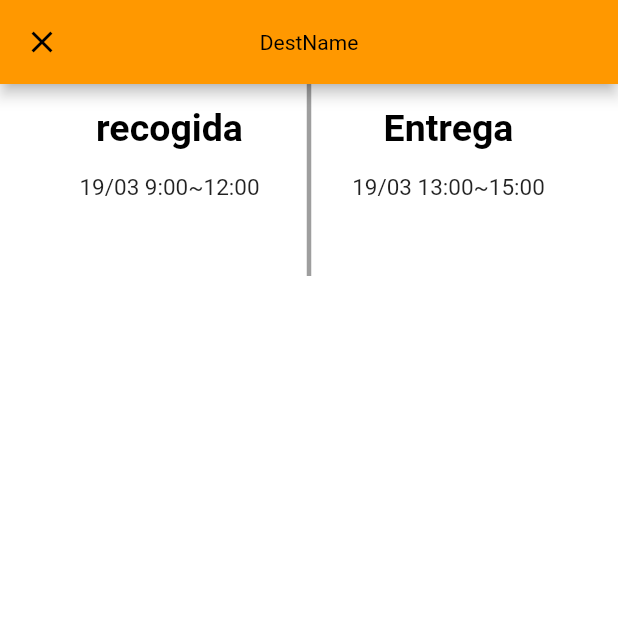
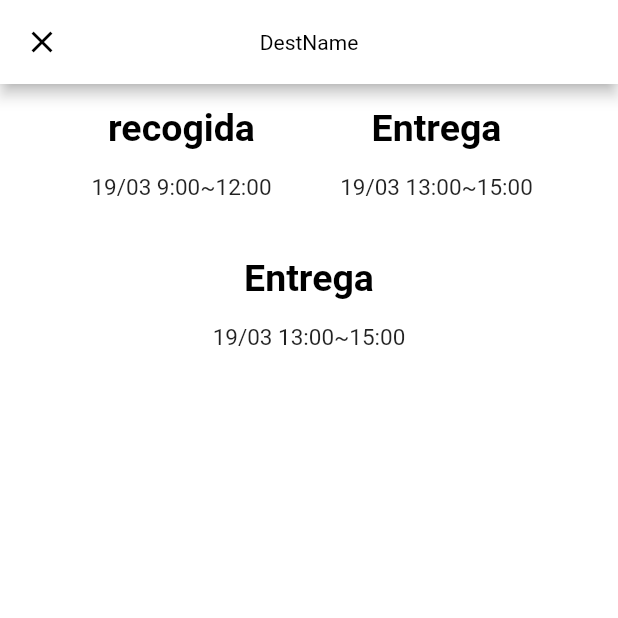
Before and after one commit to asbloom-py/flutter-study, a Flutter app: the screen it shows after launch, on a phone screen of 412 x 824 dp, the top half of it. Run offline on Flutter 3.47's test engine with Material 2 defaults, Android fonts, the phone set to English and light mode, and no system bars.

Commit message:
#8_MisPedidosScreen

```diff
--- a/lib/main.dart
+++ b/lib/main.dart
@@ -9,7 +9,7 @@ class MyApp extends StatelessWidget {
   Widget build(BuildContext context) {
     return MaterialApp(
         theme: ThemeData.from(
-          colorScheme: const ColorScheme.light(primary: Colors.orange),
+          colorScheme: const ColorScheme.light(primary: Colors.white),
         ),
         home: Scaffold(
             appBar: AppBar(
@@ -23,7 +23,9 @@ class MyApp extends StatelessWidget {
                 color: Colors.black,
               ),
             ),
-          body: Row(
+            body: Column(
+              children: [
+                Row(
                   mainAxisAlignment: MainAxisAlignment.center,
                   crossAxisAlignment: CrossAxisAlignment.start,
                   children: [
@@ -45,10 +47,30 @@ class MyApp extends StatelessWidget {
                                 style: TextStyle(height: 2.5, fontSize: 15))
                           ],
                         )),
-                VerticalDivider(
-                  color: Colors.grey,
-                  thickness: 3,
-                  endIndent: 640,
+                    // VerticalDivider(
+                    //   color: Colors.grey,
+                    //   thickness: 3,
+                    //   endIndent: 640,
+                    // ),
+                    Container(
+                        padding: EdgeInsets.only(
+                          top: 15,
+                        ),
+                        color: Colors.transparent,
+                        height: 100,
+                        width: 170,
+                        child: Column(
+                          children: const [
+                            Text('Entrega',
+                                style: TextStyle(
+                                    fontSize: 25,
+                                    color: Colors.black,
+                                    fontWeight: FontWeight.bold)),
+                            Text('19/03 13:00~15:00',
+                                style: TextStyle(height: 2.5, fontSize: 15))
+                          ],
+                        )),
+                  ],
                 ),
                 Container(
                     padding: EdgeInsets.only(
@@ -68,7 +90,19 @@ class MyApp extends StatelessWidget {
                             style: TextStyle(height: 2.5, fontSize: 15))
                       ],
                     )),
-              ]),
-        ));
+              ],
+            )));
   }
 }
+
+class Easyoperation extends StatelessWidget {
+  Widget build(BuildContext context) {
+    return Column(
+      children: [
+        Icon(Icons.whatsapp),
+        Text('Envia mensaje a asigar'),
+        Icon(Icons.arrow_back)
+      ],
+    );
+  }
+}
```
Also changed, not shown: lib/main copy.dart (+44 -10 lines). Lines whose indentation alone changed are shown as unchanged.
